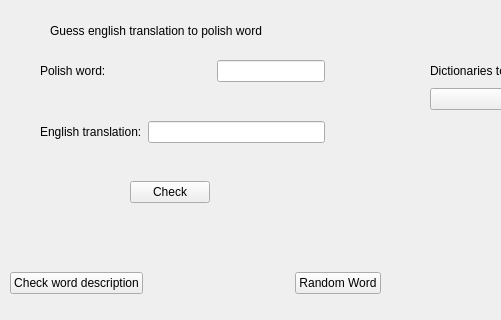
Qt form src/gui/src/view/GuessTab.ui (cieslarmichal/glossary) before a commit; both pictures show x 0 to 501 and y 0 to 320 of the 654 by 439 pixel window.
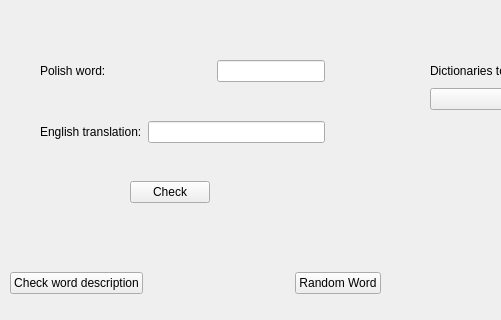
The same form after that commit.

Diff of the .ui file:
```diff
--- a/src/gui/src/view/GuessTab.ui
+++ b/src/gui/src/view/GuessTab.ui
@@ -13,19 +13,6 @@
         <property name="windowTitle">
             <string>Form</string>
         </property>
-        <widget class="QLabel" name="labelGuessTitle">
-            <property name="geometry">
-                <rect>
-                    <x>50</x>
-                    <y>20</y>
-                    <width>341</width>
-                    <height>21</height>
-                </rect>
-            </property>
-            <property name="text">
-                <string>Guess english translation to polish word</string>
-            </property>
-        </widget>
         <widget class="QWidget" name="layoutWidget">
             <property name="geometry">
                 <rect>
```
Lines whose indentation alone changed are shown as unchanged.
